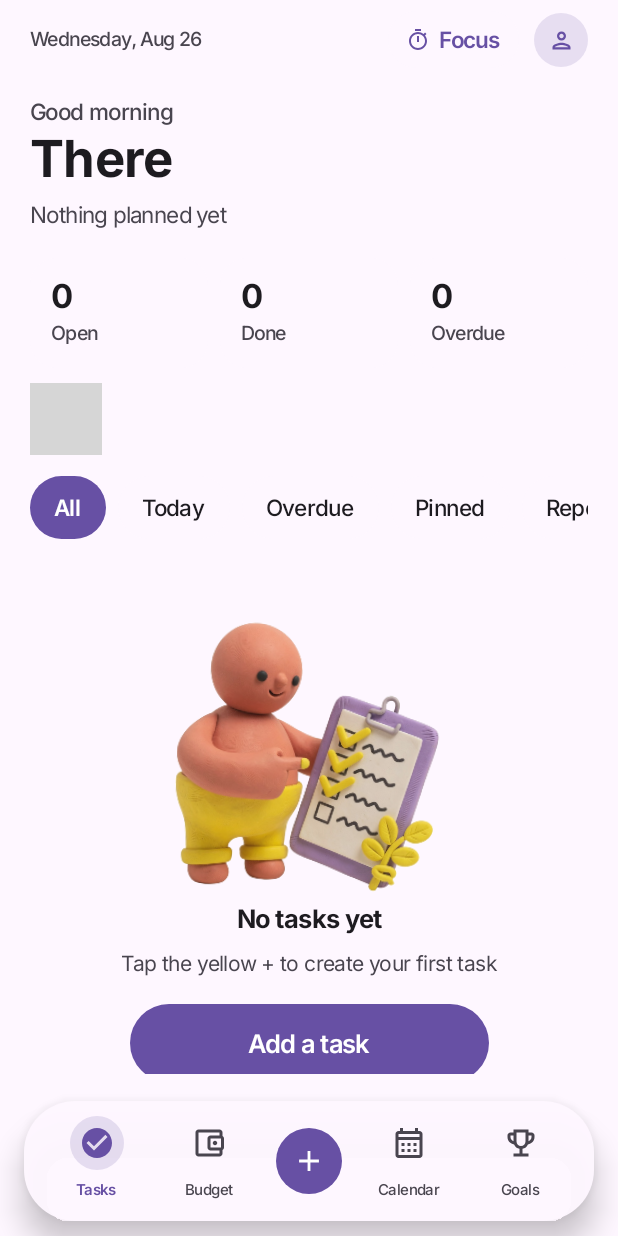
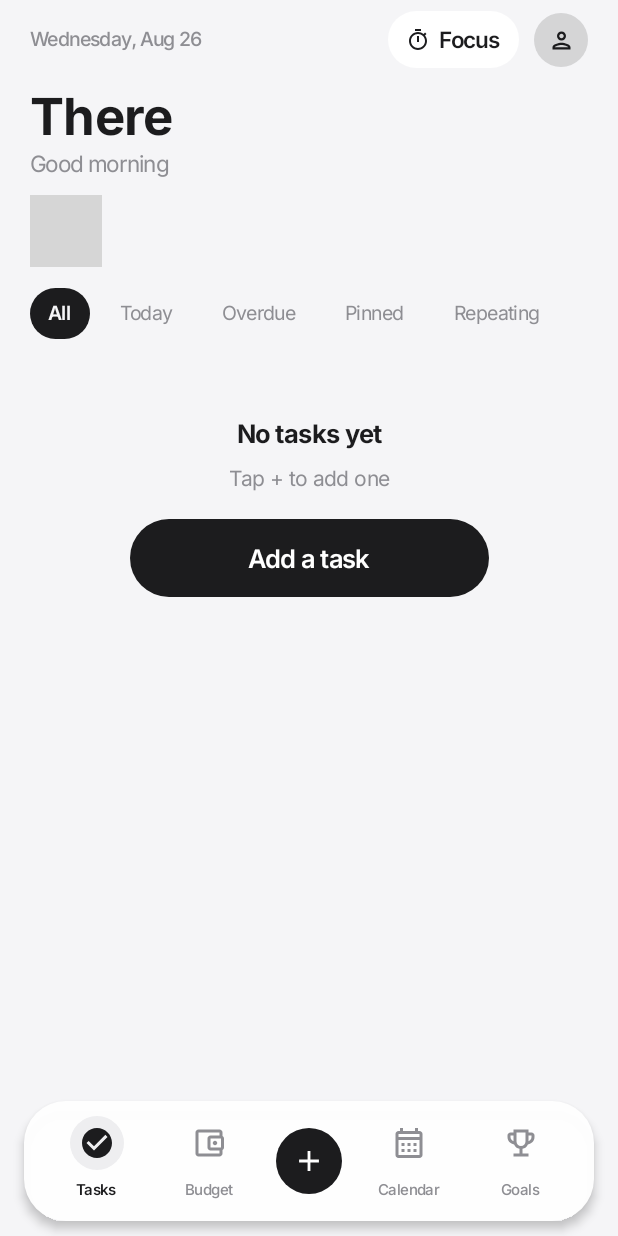
Before and after one commit to DBCHK/PixiDo, an Android app built with Jetpack Compose: the screen it shows after launch (MainActivity), on a phone screen of 412 x 824 dp. Run offline under Robolectric (Android 15) with nearby library versions, the light colour scheme and no system bars; our stand-ins replace Firebase (no records; nobody signed in at launch, a user with empty details on screens opened directly), Room's generated code; 23 statements that could not run were skipped; grey boxes are pictures that could not be loaded.

Commit message:
feat(ui): redesign app with minimalist paper-and-ink aesthetic
- Palette: Set default theme to Paper (black on light gray) and Ink (white on black); moved colorful themes to Settings.
- Visuals: Strip heavy shadows, doodles, stats strip, and badge piles; set cards to 16dp and slimmed down the island tab bar.
- Filters: Convert filter chips into compact text pills.
- Tasks: Simplify header to title with a single status line; format task rows with title, optional note, and a unified metadata caption.
- Preserve existing interaction patterns (complete, pin, swipe).

```diff
--- a/app/src/main/java/com/example/ui/components/AuraBottomNavigation.kt
+++ b/app/src/main/java/com/example/ui/components/AuraBottomNavigation.kt
@@ -90,7 +90,7 @@
             shape = PixiIslandShape,
             color = MaterialTheme.colorScheme.surface.copy(alpha = 0.96f),
             tonalElevation = 0.dp,
-            shadowElevation = 12.dp
+            shadowElevation = 4.dp
         ) {
             Row(
                 modifier = Modifier
@@ -167,7 +167,7 @@
         label = "tabLabelColor"
     )
     val bubble by animateColorAsState(
-        targetValue = if (selected) MaterialTheme.colorScheme.primary.copy(alpha = 0.16f)
+        targetValue = if (selected) MaterialTheme.colorScheme.surfaceVariant
         else androidx.compose.ui.graphics.Color.Transparent,
         label = "tabBubble"
     )
--- a/app/src/main/java/com/example/ui/components/DailyHeaderBanner.kt
+++ b/app/src/main/java/com/example/ui/components/DailyHeaderBanner.kt
@@ -145,13 +145,7 @@
             }
         }
 
-        Spacer(modifier = Modifier.height(18.dp))
-        Text(
-            text = hello,
-            fontSize = 15.sp,
-            fontWeight = FontWeight.Medium,
-            color = MaterialTheme.colorScheme.onSurfaceVariant
-        )
+        Spacer(modifier = Modifier.height(12.dp))
         Text(
             text = greetingName.replaceFirstChar { it.titlecase(Locale.getDefault()) },
             fontSize = greetingSize,
@@ -162,25 +156,18 @@
             lineHeight = (greetingSize.value + 4f).sp,
             modifier = Modifier.fillMaxWidth()
         )
-        Spacer(modifier = Modifier.height(6.dp))
         Text(
             text = when {
-                overdueCount > 0 -> "$overdueCount overdue · $openCount open"
-                openCount + doneToday == 0 -> "Nothing planned yet"
-                doneToday == 0 -> "$openCount to do today"
-                openCount == 0 -> "All done for today"
-                else -> "$doneToday of ${openCount + doneToday} done today"
+                overdueCount > 0 -> "$overdueCount overdue"
+                openCount + doneToday == 0 -> hello
+                doneToday == 0 -> "$openCount open"
+                openCount == 0 -> "All done"
+                else -> "$doneToday of ${openCount + doneToday} done"
             },
             fontSize = 15.sp,
+            fontWeight = FontWeight.Normal,
             color = MaterialTheme.colorScheme.onSurfaceVariant,
             maxLines = 1
-        )
-
-        Spacer(modifier = Modifier.height(18.dp))
-        TaskDayStatsStrip(
-            openCount = openCount,
-            doneToday = doneToday,
-            overdueCount = overdueCount
         )
     }
 }
--- a/app/src/main/java/com/example/ui/components/PixiComponents.kt
+++ b/app/src/main/java/com/example/ui/components/PixiComponents.kt
@@ -55,13 +55,13 @@
 import com.example.ui.theme.rememberPixiDimens
 
 // Soft, round iOS shape language — capsules and squircle cards, never boxy
-val PixiCardShape = RoundedCornerShape(24.dp)
-val PixiCardShapeSm = RoundedCornerShape(18.dp)
+val PixiCardShape = RoundedCornerShape(16.dp)
+val PixiCardShapeSm = RoundedCornerShape(12.dp)
 val PixiPillShape = RoundedCornerShape(50)
 val PixiChipShape = RoundedCornerShape(50)
-val PixiFieldShape = RoundedCornerShape(18.dp)
-val PixiSheetShape = RoundedCornerShape(28.dp, 28.dp, 0.dp, 0.dp)
-val PixiIslandShape = RoundedCornerShape(34.dp)
+val PixiFieldShape = RoundedCornerShape(12.dp)
+val PixiSheetShape = RoundedCornerShape(20.dp, 20.dp, 0.dp, 0.dp)
+val PixiIslandShape = RoundedCornerShape(28.dp)
 
 /** iOS-style white card — subtle shadow, rounded corners. */
 @Composable
@@ -106,7 +106,7 @@
         shape = PixiCardShape,
         colors = CardDefaults.cardColors(containerColor = containerColor),
         elevation = CardDefaults.cardElevation(defaultElevation = 0.dp),
-        border = BorderStroke(1.dp, MaterialTheme.colorScheme.primary.copy(alpha = 0.12f))
+        border = null
     ) {
         content()
     }
@@ -213,31 +213,27 @@
     onClick: () -> Unit,
     modifier: Modifier = Modifier
 ) {
-    val bg = if (selected) MaterialTheme.colorScheme.primary
-    else MaterialTheme.colorScheme.surface
-    val fg = if (selected) MaterialTheme.colorScheme.onPrimary
-    else MaterialTheme.colorScheme.onSurface
-    val selectPop = rememberPopScale(selected)
+    val bg = if (selected) MaterialTheme.colorScheme.onSurface
+    else Color.Transparent
+    val fg = if (selected) MaterialTheme.colorScheme.background
+    else MaterialTheme.colorScheme.onSurfaceVariant
 
     PixiPopClickable(
         onClick = onClick,
-        modifier = modifier.graphicsLayer {
-            scaleX = if (selected) selectPop else 1f
-            scaleY = if (selected) selectPop else 1f
-        },
-        pressedScale = 0.92f
+        modifier = modifier,
+        pressedScale = 0.96f
     ) {
         Box(
             modifier = Modifier
                 .clip(PixiChipShape)
                 .background(bg)
-                .padding(horizontal = 16.dp, vertical = 10.dp),
+                .padding(horizontal = 12.dp, vertical = 6.dp),
             contentAlignment = Alignment.Center
         ) {
             Text(
                 text = label,
-                fontSize = 15.sp,
-                fontWeight = if (selected) FontWeight.SemiBold else FontWeight.Medium,
+                fontSize = 13.sp,
+                fontWeight = if (selected) FontWeight.SemiBold else FontWeight.Normal,
                 color = fg,
                 maxLines = 1
             )
--- a/app/src/main/java/com/example/ui/screens/BudgetScreen.kt
+++ b/app/src/main/java/com/example/ui/screens/BudgetScreen.kt
@@ -530,7 +530,7 @@
                     PixiEmptyState(
                         title = "No transactions yet",
                         subtitle = "Tap the yellow + to log expense, income, lent, or borrow in $symbol",
-                        doodleRes = R.drawable.doodle_budget
+                        doodleRes = null
                     )
                 }
             } else {
--- a/app/src/main/java/com/example/ui/screens/CalendarScreen.kt
+++ b/app/src/main/java/com/example/ui/screens/CalendarScreen.kt
@@ -360,12 +360,6 @@
                                 .padding(d.cardPadding),
                             horizontalAlignment = Alignment.CenterHorizontally
                         ) {
-                            PixiDoodle3D(
-                                resId = R.drawable.doodle_calendar,
-                                size = if (d.isCompact) 120.dp else 150.dp,
-                                modifier = Modifier.padding(bottom = 8.dp),
-                                orbitSeconds = 8
-                            )
                             Text(
                                 text = "Free day",
                                 fontSize = d.headline,
--- a/app/src/main/java/com/example/ui/screens/GoalsScreen.kt
+++ b/app/src/main/java/com/example/ui/screens/GoalsScreen.kt
@@ -183,7 +183,7 @@
                     PixiEmptyState(
                         title = "No goals yet",
                         subtitle = "Tap the yellow + to set your first milestone",
-                        doodleRes = R.drawable.doodle_goals,
+                        doodleRes = null,
                         actionLabel = "Add a goal",
                         onAction = onOpenAddGoal
                     )
--- a/app/src/main/java/com/example/ui/theme/Theme.kt
+++ b/app/src/main/java/com/example/ui/theme/Theme.kt
@@ -13,59 +13,59 @@
 import androidx.compose.ui.platform.LocalContext
 import com.example.data.AppThemeOption
 
-/** Soft Lilac light — primary look matching idea2 reference. */
+/** Default light — ink on paper. */
 private val PixiDoLightScheme = lightColorScheme(
-    primary = PixiLavender,
+    primary = Color(0xFF1C1C1E),
     onPrimary = Color.White,
-    primaryContainer = PixiLavenderSoft,
-    onPrimaryContainer = PixiLavenderDeep,
-    secondary = PixiPink,
+    primaryContainer = Color(0xFFEEEEF0),
+    onPrimaryContainer = Color(0xFF1C1C1E),
+    secondary = Color(0xFF8E8E93),
     onSecondary = Color.White,
-    secondaryContainer = PixiPinkSoft,
-    onSecondaryContainer = Color(0xFF9B2D5C),
-    tertiary = PixiYellowDeep,
-    onTertiary = Color(0xFF1C1C1E),
-    tertiaryContainer = Color(0xFFFFF6C8),
-    onTertiaryContainer = Color(0xFF5C4A00),
-    background = PixiLightBg,
-    surface = PixiLightSurface,
-    surfaceVariant = PixiLightSurfaceVariant,
-    onBackground = PixiLightOnBg,
-    onSurface = PixiLightOnBg,
-    onSurfaceVariant = PixiLightMuted,
-    outline = PixiLightBorder,
-    outlineVariant = PixiLightChip,
-    error = PixiCoral,
+    secondaryContainer = Color(0xFFF2F2F7),
+    onSecondaryContainer = Color(0xFF3A3A3C),
+    tertiary = Color(0xFF636366),
+    onTertiary = Color.White,
+    tertiaryContainer = Color(0xFFF2F2F7),
+    onTertiaryContainer = Color(0xFF1C1C1E),
+    background = Color(0xFFF5F5F7),
+    surface = Color(0xFFFFFFFF),
+    surfaceVariant = Color(0xFFEEEEF0),
+    onBackground = Color(0xFF1C1C1E),
+    onSurface = Color(0xFF1C1C1E),
+    onSurfaceVariant = Color(0xFF8E8E93),
+    outline = Color(0xFFE5E5EA),
+    outlineVariant = Color(0xFFE5E5EA),
+    error = Color(0xFFFF3B30),
     onError = Color.White,
-    errorContainer = Color(0xFFFFE4E8),
+    errorContainer = Color(0xFFFFE5E3),
     onErrorContainer = Color(0xFF8B1E2D),
-    inverseSurface = Color(0xFF2A2436),
-    inverseOnSurface = Color(0xFFF5F3FA),
-    inversePrimary = PixiLavenderSoft,
-    surfaceTint = PixiLavender
+    inverseSurface = Color(0xFF1C1C1E),
+    inverseOnSurface = Color(0xFFF5F5F7),
+    inversePrimary = Color(0xFFF5F5F7),
+    surfaceTint = Color.Transparent
 )
 
-/** Soft Lilac dark — same language, night surfaces. */
+/** Default dark — paper on ink. */
 private val PixiDoDarkScheme = darkColorScheme(
-    primary = PixiLavender,
-    onPrimary = Color(0xFF1C1C1E),
-    primaryContainer = Color(0xFF3D2F5C),
-    onPrimaryContainer = PixiLavenderSoft,
-    secondary = PixiPink,
+    primary = Color(0xFFF5F5F7),
+    onPrimary = Color(0xFF000000),
+    primaryContainer = Color(0xFF2C2C2E),
+    onPrimaryContainer = Color(0xFFF5F5F7),
+    secondary = Color(0xFF8E8E93),
     onSecondary = Color.White,
-    secondaryContainer = Color(0xFF5C1F3A),
-    onSecondaryContainer = PixiPinkSoft,
-    tertiary = PixiYellow,
-    onTertiary = Color(0xFF1C1C1E),
-    background = PixiDarkBg,
-    surface = PixiDarkSurface,
-    surfaceVariant = PixiDarkSurfaceVariant,
-    onBackground = PixiDarkOnBg,
-    onSurface = PixiDarkOnBg,
-    onSurfaceVariant = PixiDarkMuted,
-    outline = PixiDarkBorder,
-    error = PixiCoral,
-    surfaceTint = PixiLavender
+    secondaryContainer = Color(0xFF2C2C2E),
+    onSecondaryContainer = Color(0xFFF5F5F7),
+    tertiary = Color(0xFF8E8E93),
+    onTertiary = Color.Black,
+    background = Color(0xFF000000),
+    surface = Color(0xFF1C1C1E),
+    surfaceVariant = Color(0xFF2C2C2E),
+    onBackground = Color(0xFFF5F5F7),
+    onSurface = Color(0xFFF5F5F7),
+    onSurfaceVariant = Color(0xFF8E8E93),
+    outline = Color(0xFF3A3A3C),
+    error = Color(0xFFFF453A),
+    surfaceTint = Color.Transparent
 )
 
 private val OceanScheme = darkColorScheme(
@@ -351,8 +351,8 @@
 fun AppThemeOption.displayName(): String = when (this) {
     AppThemeOption.MATERIAL_YOU -> "Material You"
     AppThemeOption.SYSTEM -> "System"
-    AppThemeOption.PIXIDO_DARK -> "Soft Night"
-    AppThemeOption.PIXIDO_LIGHT -> "Soft Lilac"
+    AppThemeOption.PIXIDO_DARK -> "Ink"
+    AppThemeOption.PIXIDO_LIGHT -> "Paper"
     AppThemeOption.OCEAN -> "Ocean"
     AppThemeOption.SUNSET -> "Sunset"
     AppThemeOption.FOREST -> "Forest"
@@ -370,8 +370,8 @@
 fun AppThemeOption.description(): String = when (this) {
     AppThemeOption.MATERIAL_YOU -> "Wallpaper colors (Android 12+)"
     AppThemeOption.SYSTEM -> "Follow device light/dark"
-    AppThemeOption.PIXIDO_DARK -> "Soft lilac on night surfaces"
-    AppThemeOption.PIXIDO_LIGHT -> "Clean pastel workspace"
+    AppThemeOption.PIXIDO_DARK -> "Black paper"
+    AppThemeOption.PIXIDO_LIGHT -> "Quiet light"
     AppThemeOption.OCEAN -> "Deep teal focus"
     AppThemeOption.SUNSET -> "Warm orange glow"
     AppThemeOption.FOREST -> "Calm green productivity"
```
Also changed, not shown: app/src/main/java/com/example/ui/components/AddTaskDialog.kt (+1 -12 lines), app/src/main/java/com/example/ui/screens/TasksScreen.kt (+24 -84 lines).
